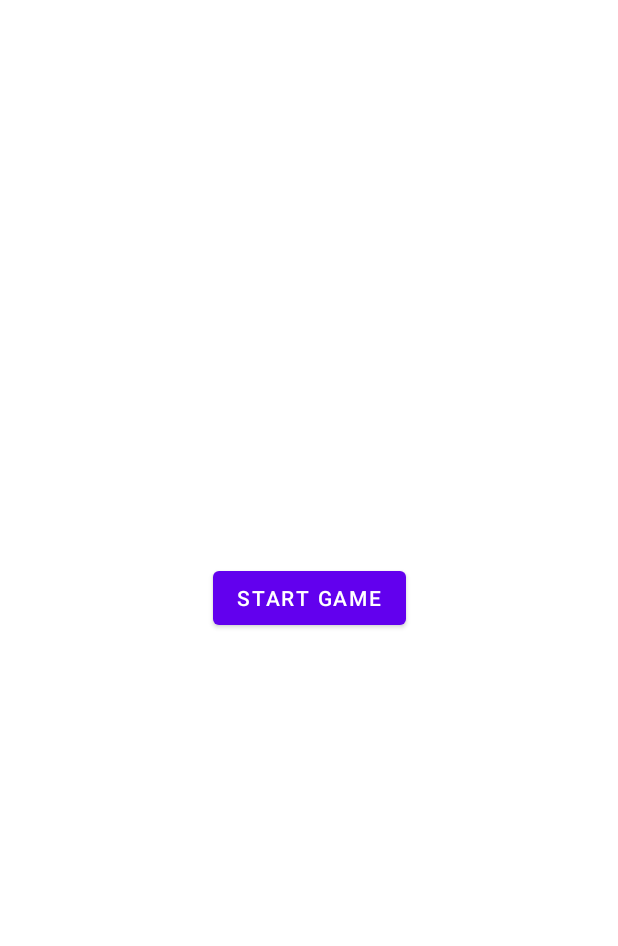
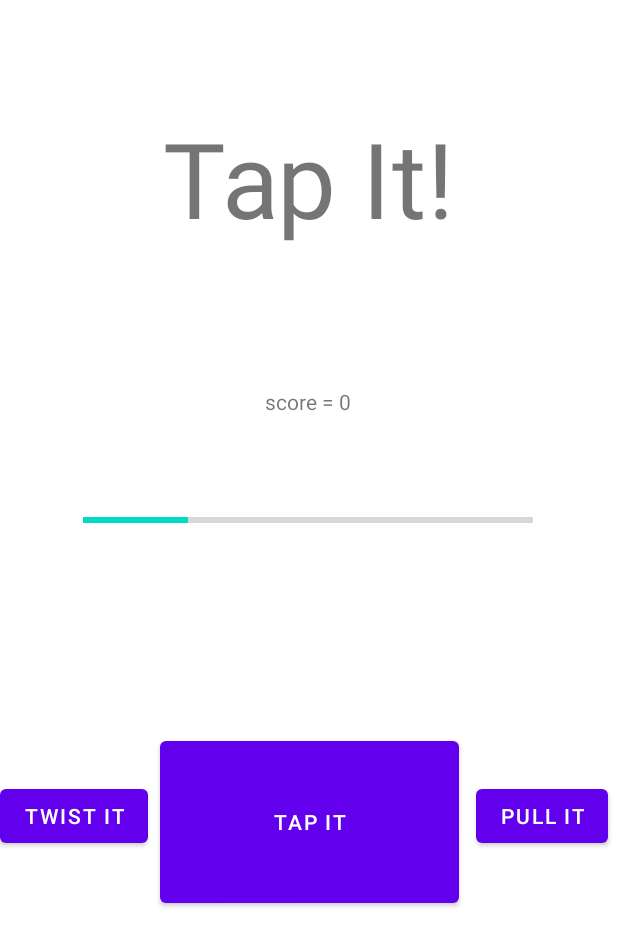
Before and after one commit to ZehOhZwei/BopThePhoneKT, an Android app: the GameActivity screen opened directly, with no data from a screen before it, after a tap on "START GAME", on a phone screen of 412 x 824 dp. Shown: the top 946 px of the screen. Run offline under Robolectric (Android 15) with nearby library versions, the phone set to English and light mode, and no system bars.

Commit message:
Spiel Funktioniert

```diff
--- a/app/src/main/java/com/example/bopthephone/GameActivity.kt
+++ b/app/src/main/java/com/example/bopthephone/GameActivity.kt
@@ -1,11 +1,165 @@
 package com.example.bopthephone
 
+import android.content.Context
+import android.hardware.Sensor
+import android.hardware.SensorEvent
+import android.hardware.SensorEventListener
+import android.hardware.SensorManager
 import androidx.appcompat.app.AppCompatActivity
 import android.os.Bundle
+import android.view.View
+import android.widget.Button
+import android.widget.ProgressBar
+import android.widget.TextView
+import kotlin.random.Random
+import android.os.CountDownTimer as CountDownTimer1
 
-class GameActivity : AppCompatActivity() {
+class GameActivity : AppCompatActivity(), SensorEventListener {
+
+
+    private lateinit var accelerometer: Sensor
+    private lateinit var gyroscope: Sensor
+    private lateinit var sensorManager: SensorManager
+
+    private val gyroThreshold = 2f
+    private val accelThreshold = 1.5f
+
+    private lateinit var taskText: TextView
+    private lateinit var scoreText: TextView
+    private lateinit var startGameButton: Button
+    private lateinit var tapItButton: Button
+    private lateinit var twistItButton: Button
+    private lateinit var pullItButton: Button
+    private lateinit var countDownBar: ProgressBar
+
+    private val tap = "Tap It!"
+    private val twist = "Twist It!"
+    private val pull = "Pull It!"
+
+    private lateinit var currentTask: String
+    private var cont : Boolean = false
+    private var score : Int = 0
+    private var countdown : Long = 3000
+    private var countdownBarValue: Long = 0
+    private val interval : Int = 100
+
     override fun onCreate(savedInstanceState: Bundle?) {
         super.onCreate(savedInstanceState)
         setContentView(R.layout.activity_game)
+
+        this.sensorManager = getSystemService(Context.SENSOR_SERVICE) as SensorManager
+        sensorManager.getDefaultSensor(Sensor.TYPE_ACCELEROMETER)?.let { this.accelerometer = it }
+        sensorManager.getDefaultSensor(Sensor.TYPE_GYROSCOPE)?.let { this.gyroscope = it }
+
+        scoreText = findViewById<TextView>(R.id.ScoreText)
+        taskText = findViewById<TextView>(R.id.TaskText)
+        startGameButton = findViewById<Button>(R.id.StartGameButton)
+        tapItButton = findViewById<Button>(R.id.TapItButton)
+        twistItButton = findViewById<Button>(R.id.TwistItButton)
+        pullItButton = findViewById<Button>(R.id.PullItButton)
+        countDownBar = findViewById<ProgressBar>(R.id.CountDownBar)
+
+
+
+        currentTask = chooseNextTask(Random.nextInt(until = 3))
+        scoreText.text = "score = $score"
     }
+
+    fun startGameClick(view: View) {
+
+        startGameButton.visibility = View.INVISIBLE
+        tapItButton.visibility = View.VISIBLE
+        twistItButton.visibility = View.VISIBLE
+        pullItButton.visibility = View.VISIBLE
+        countDownBar.visibility = View.VISIBLE
+        countdownBarValue = countdown
+        score = 0
+
+        gameRound(countdown)
+    }
+
+    private fun gameRound(countdown: Long) {
+        object : CountDownTimer1(countdown.toLong(), interval.toLong()) {
+
+            override fun onTick(l: Long) {
+                countdownBarValue -= interval
+                taskText.text = currentTask
+                scoreText.text = "score = $score"
+                countDownBar.progress = countdownBarValue.toInt()
+                if (cont) {
+                    cont = false
+                    score++
+                    currentTask = chooseNextTask(Random.nextInt(until = 3))
+                    countdownBarValue = countdown - countdown / 100
+                    countDownBar.max = countdownBarValue.toInt()
+                    gameRound(countdown - countdown / 100)
+                    cancel()
+                }
+            }
+
+            override fun onFinish() {
+                taskText.text = "Game Over!"
+                startGameButton.visibility = View.VISIBLE
+                tapItButton.visibility = View.INVISIBLE
+                twistItButton.visibility = View.INVISIBLE
+                pullItButton.visibility = View.INVISIBLE
+                countDownBar.visibility = View.INVISIBLE
+                startGameButton.text = "Play Again?"
+            }
+        }.start()
+    }
+
+    fun twistItClick(view: View) {
+        if (currentTask === twist) {
+            cont = true
+        }
+    }
+
+    fun pullItClick(view: View) {
+        if (currentTask === pull) {
+            cont = true
+        }
+    }
+
+    fun tapItClick(view: View) {
+        if (currentTask === tap) {
+            cont = true
+        }
+    }
+
+
+    override fun onSensorChanged(event: SensorEvent){
+        when (event.sensor?.type){
+            Sensor.TYPE_ACCELEROMETER ->{
+                if (event.values[1] - 9.81f >= accelThreshold) {
+                    if (currentTask === pull) {
+                        cont = true
+                    }
+                }
+            }
+        }
+
+        when (event.sensor?.type){
+            Sensor.TYPE_GYROSCOPE ->{
+                if (event.values[1] >= gyroThreshold) {
+                    if (currentTask === twist) {
+                        cont = true
+                    }
+                }
+            }
+        }
+    }
+
+    override fun onAccuracyChanged(p0: Sensor?, p1: Int) {
+    }
+
+    fun chooseNextTask(task: Int): String {
+        return when(task){
+            0 -> tap
+            1 -> twist
+            2 -> pull
+            else -> tap
+        }
+    }
+
 }
```
